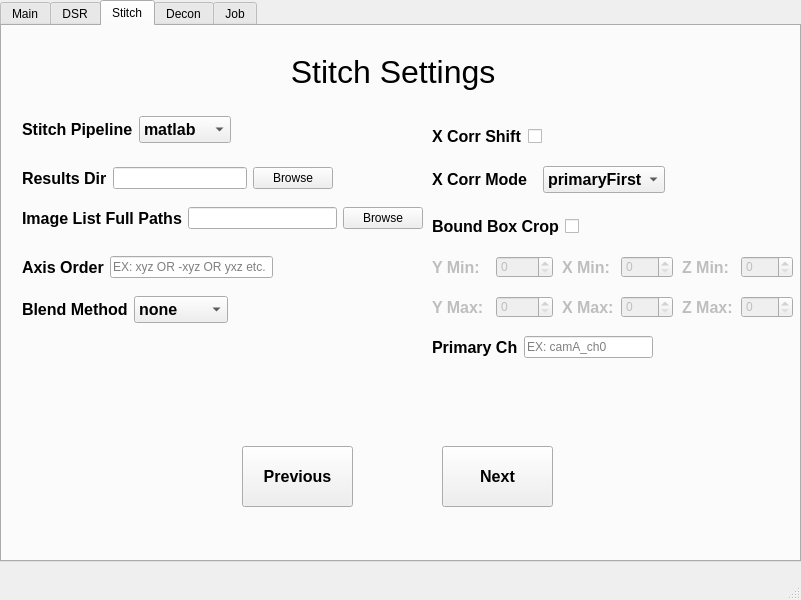
Before: the Qt Designer form mainwindow.ui in abcucberkeley/PetaKit5D-GUI, drawn with Qt 5.
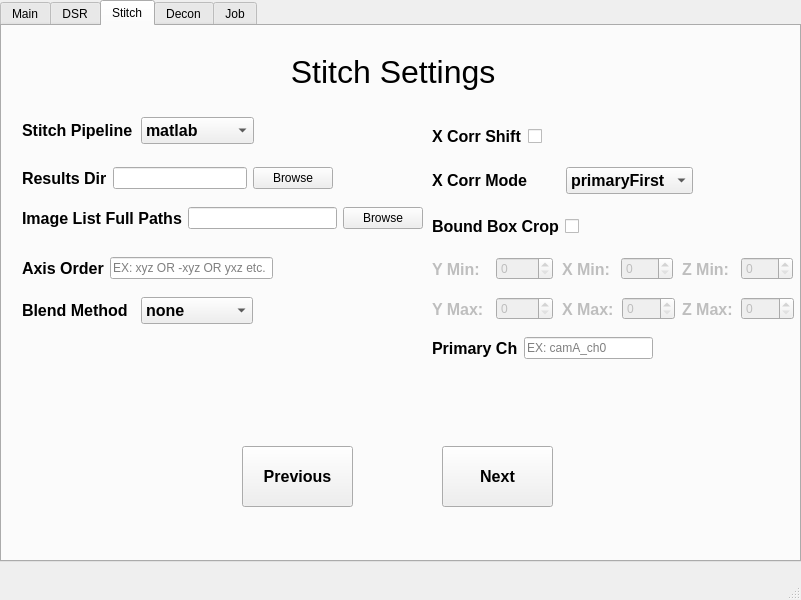
After: the same form once the commit is applied. The open tabs and pages were chosen to show the change.

What changed in the file:
```diff
--- a/mainwindow.ui
+++ b/mainwindow.ui
@@ -1130,7 +1130,7 @@
        <rect>
         <x>280</x>
         <y>10</y>
-        <width>221</width>
+        <width>251</width>
         <height>71</height>
        </rect>
       </property>
@@ -1188,7 +1188,7 @@
        <rect>
         <x>430</x>
         <y>190</y>
-        <width>151</width>
+        <width>167</width>
         <height>21</height>
        </rect>
       </property>
@@ -1222,7 +1222,7 @@
         <x>430</x>
         <y>310</y>
         <width>221</width>
-        <height>22</height>
+        <height>25</height>
        </rect>
       </property>
       <layout class="QHBoxLayout" name="horizontalLayout_5">
@@ -1270,7 +1270,7 @@
         <x>560</x>
         <y>230</y>
         <width>111</width>
-        <height>22</height>
+        <height>26</height>
        </rect>
       </property>
       <layout class="QHBoxLayout" name="horizontalLayout_10">
@@ -1306,7 +1306,7 @@
         <x>680</x>
         <y>230</y>
         <width>111</width>
-        <height>22</height>
+        <height>26</height>
        </rect>
       </property>
       <layout class="QHBoxLayout" name="horizontalLayout_11">
@@ -1342,7 +1342,7 @@
         <x>430</x>
         <y>270</y>
         <width>121</width>
-        <height>22</height>
+        <height>26</height>
        </rect>
       </property>
       <layout class="QHBoxLayout" name="horizontalLayout_12">
@@ -1377,8 +1377,8 @@
        <rect>
         <x>560</x>
         <y>270</y>
-        <width>111</width>
-        <height>22</height>
+        <width>113</width>
+        <height>26</height>
        </rect>
       </property>
       <layout class="QHBoxLayout" name="horizontalLayout_13">
@@ -1413,8 +1413,8 @@
        <rect>
         <x>680</x>
         <y>270</y>
-        <width>111</width>
-        <height>22</height>
+        <width>112</width>
+        <height>26</height>
        </rect>
       </property>
       <layout class="QHBoxLayout" name="horizontalLayout_14">
@@ -1533,7 +1533,7 @@
         <x>20</x>
         <y>230</y>
         <width>251</width>
-        <height>22</height>
+        <height>25</height>
        </rect>
       </property>
       <layout class="QHBoxLayout" name="horizontalLayout_25">
@@ -1568,8 +1568,8 @@
        <rect>
         <x>20</x>
         <y>270</y>
-        <width>206</width>
-        <height>27</height>
+        <width>231</width>
+        <height>29</height>
        </rect>
       </property>
       <layout class="QHBoxLayout" name="horizontalLayout_26">
@@ -1636,7 +1636,7 @@
        <rect>
         <x>430</x>
         <y>100</y>
-        <width>115</width>
+        <width>127</width>
         <height>21</height>
        </rect>
       </property>
@@ -1669,8 +1669,8 @@
        <rect>
         <x>430</x>
         <y>140</y>
-        <width>233</width>
-        <height>27</height>
+        <width>261</width>
+        <height>29</height>
        </rect>
       </property>
       <layout class="QHBoxLayout" name="horizontalLayout_28">
@@ -1727,8 +1727,8 @@
        <rect>
         <x>20</x>
         <y>90</y>
-        <width>209</width>
-        <height>27</height>
+        <width>232</width>
+        <height>29</height>
        </rect>
       </property>
       <layout class="QHBoxLayout" name="horizontalLayout_22">
@@ -1781,7 +1781,7 @@
         <x>430</x>
         <y>230</y>
         <width>121</width>
-        <height>22</height>
+        <height>26</height>
        </rect>
       </property>
       <layout class="QHBoxLayout" name="horizontalLayout">
```
Left out of the diff: 82 changed lines with no effect on the pictures.
